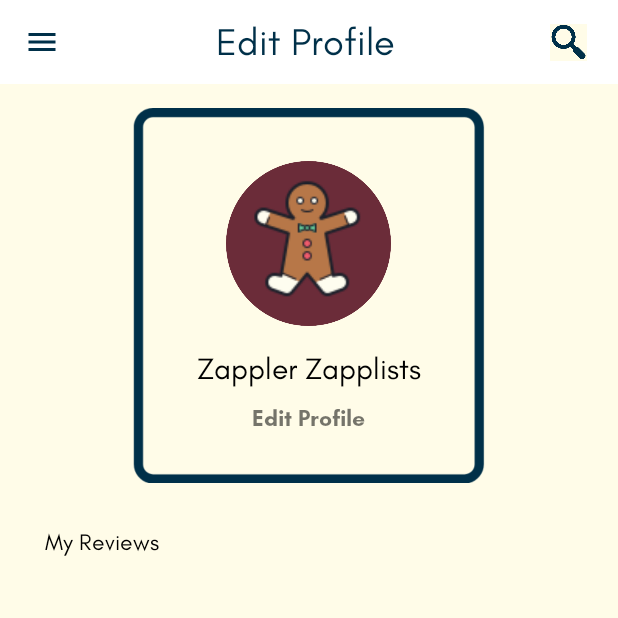
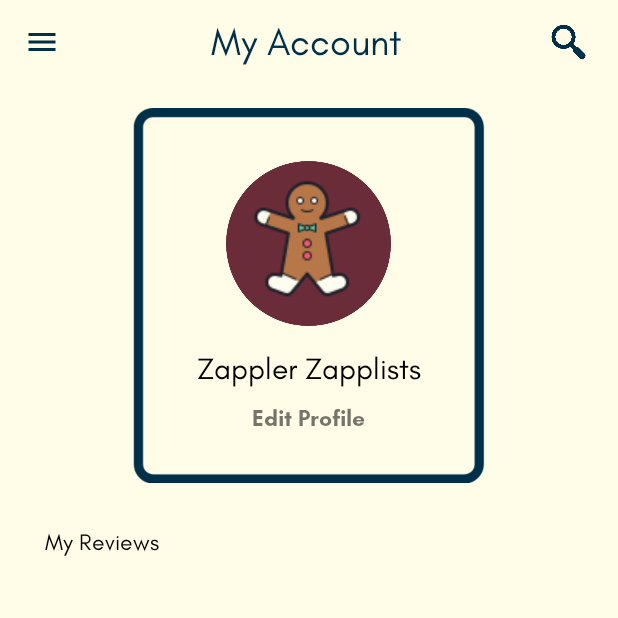
Before and after one commit to grrrracia/Zapple, an Android app: the ContentActivity screen opened directly, with no data from a screen before it, in the side drawer, after a tap on "My Account", on a phone screen of 412 x 824 dp, the top half of it. Run offline under Robolectric (Android 15) with nearby library versions, the phone set to English and light mode, and no system bars; our stand-ins replace navigation-ui; 4 statements that could not run were skipped.

Commit message:
fixed dark mode

```diff
--- a/app/src/main/java/id/ac/umn/zapplemobileapp/SearchActivity.java
+++ b/app/src/main/java/id/ac/umn/zapplemobileapp/SearchActivity.java
@@ -38,7 +38,7 @@ public class SearchActivity extends AppCompatActivity {
     Call<ArrayList<RestaurantModel>> callPost;
     Intent intent;
     ArrayList<RestaurantModel> hasilPost;
-    ImageView ivSearch;
+    ImageView ivSearch, btnBackFromSearch;
 
     private SharedPreferences sharedpreferences;
     private String sharedPrefFile;
@@ -63,6 +63,8 @@ public class SearchActivity extends AppCompatActivity {
         ivSearch = findViewById(R.id.ic_searchicon);
         search = etSearchBar.getText().toString();
 
+        btnBackFromSearch = findViewById(R.id.btnBackFromSearch);
+
         sharedPrefFile = mContext.getPackageName();
         sharedpreferences = getSharedPreferences(sharedPrefFile, MODE_PRIVATE);
         accessToken = sharedpreferences.getString(ACCESSTOKEN_KEY, "0");
@@ -79,7 +81,15 @@ public class SearchActivity extends AppCompatActivity {
             }
         });
 
+        btnBackFromSearch.setOnClickListener(new View.OnClickListener() {
+            @Override
+            public void onClick(View v) {
+                finish();
+            }
+        });
+
     }
+
 
     private void setupLayout() {
         intent = getIntent();
--- a/app/src/main/java/id/ac/umn/zapplemobileapp/fragments/MyAccountFragment.java
+++ b/app/src/main/java/id/ac/umn/zapplemobileapp/fragments/MyAccountFragment.java
@@ -76,7 +76,7 @@ public class MyAccountFragment extends Fragment{
         View view = inflater.inflate(R.layout.fragment_my_account, container, false);
 
         ContentActivity contentActivity = (ContentActivity) getActivity();
-        contentActivity.pageTitle.setText("Edit Profile");
+        contentActivity.pageTitle.setText("My Account");
         seedData(view);
         setup();
         btnEditProfile = view.findViewById(R.id.tvEditProfile);
--- a/app/src/main/res/drawable/ic_backarrow.xml
+++ b/app/src/main/res/drawable/ic_backarrow.xml
@@ -3,7 +3,7 @@
     android:height="24dp"
     android:viewportWidth="24"
     android:viewportHeight="24"
-    android:tint="?attr/colorControlNormal"
+    android:tint="@color/black"
     android:autoMirrored="true">
   <path
       android:fillColor="@android:color/white"
--- a/app/src/main/res/layout/appbar.xml
+++ b/app/src/main/res/layout/appbar.xml
@@ -13,7 +13,8 @@
         android:layout_width="match_parent"
         android:layout_height="?attr/actionBarSize"
         android:id="@+id/myToolbar"
-        android:theme="@style/ThemeOverlay.AppCompat.Dark">
+        android:theme="@style/ThemeOverlay.AppCompat.Dark"
+        android:background="@color/backBeige">
 
         <androidx.constraintlayout.widget.ConstraintLayout
             android:layout_width="match_parent"
--- a/app/src/main/res/values-night/themes.xml
+++ b/app/src/main/res/values-night/themes.xml
@@ -12,5 +12,6 @@
         <!-- Status bar color. -->
         <item name="android:statusBarColor" tools:targetApi="l">?attr/colorPrimaryVariant</item>
         <!-- Customize your theme here. -->
+        <item name="android:textColor">@color/black</item>
     </style>
 </resources>
```
Also changed, not shown: app/src/main/res/layout/activity_search.xml (+12 -2 lines).
